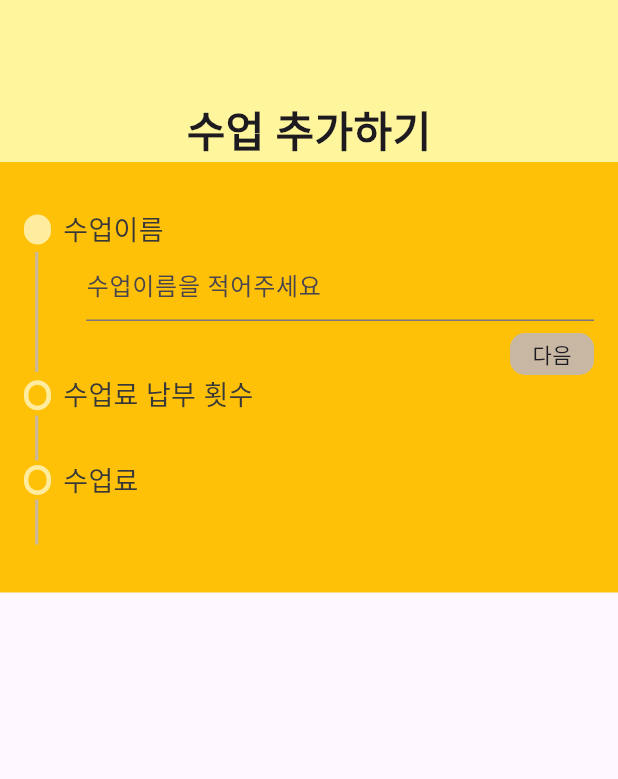
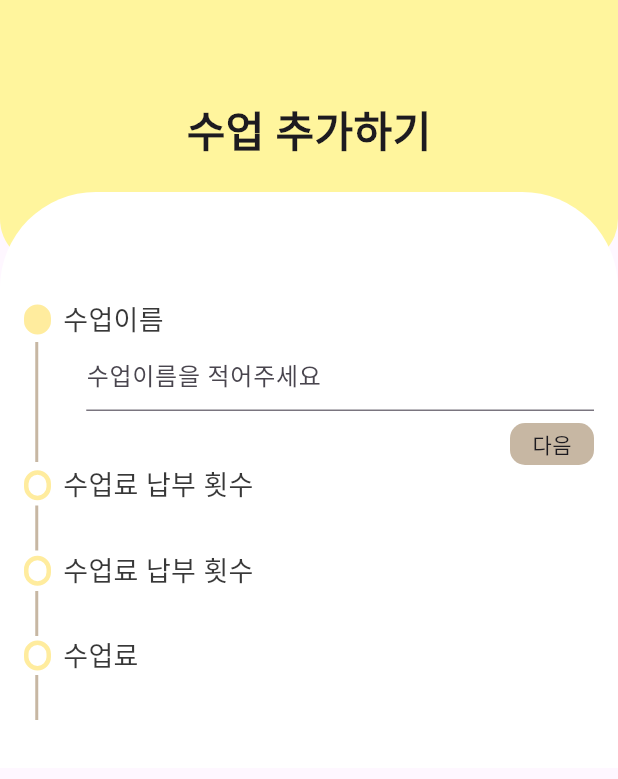
Before and after one commit to STUDULER/studuler_frontend, a Flutter app: the AddClassPage screen opened directly, on a phone screen of 412 x 824 dp, the part 111-890 px from its top. Run offline on Flutter 3.47's test engine with Material 3 defaults, Android fonts, the phone set to English and light mode, and no system bars; our stand-ins replace card_swiper, dio, flutter_secure_storage, google_sign_in; missing offline and left inert: kakao_flutter_sdk; accounts and stored records are empty.

Commit message:
add_class_tile 사용하기

```diff
--- a/lib/teacher/page/add_class_page.dart
+++ b/lib/teacher/page/add_class_page.dart
@@ -1,4 +1,5 @@
 import 'package:flutter/material.dart';
+import 'package:studuler/teacher/widget/add_class_tile.dart';
 
 import '../../common/util/gesture_dectector_hiding_keyboard.dart.dart';
 import '../../common/widget/background.dart';
@@ -81,68 +82,30 @@ class _AddClassPageState extends State<AddClassPage> {
                   fontWeight: FontWeight.bold,
                 ),
               ),
-              // const SizedBox(height: 70),
+              const SizedBox(height: 20),
               Container(
                 decoration: const BoxDecoration(
-                  color: Colors.amber
-                ),
+                    color: Colors.white,
+                    borderRadius:
+                        BorderRadius.vertical(top: Radius.circular(64))),
                 child: Padding(
                   padding:
                       const EdgeInsets.symmetric(vertical: 32, horizontal: 16),
                   child: Column(
                     crossAxisAlignment: CrossAxisAlignment.start,
                     children: [
-                      Row(
-                        children: [
-                          AnimatedContainer(
-                            duration: duration,
-                            curve: Curves.bounceInOut,
-                            width: 18,
-                            height: 20,
-                            decoration: BoxDecoration(
-                              border: Border.all(
-                                width: 3,
-                                color: const Color(0xffffec9e),
-                              ),
-                              borderRadius: BorderRadius.circular(20),
-                              color: currIndex == 0
-                                  ? const Color(0xffffec9e)
-                                  : Colors.white70,
-                            ),
-                          ),
-                          const Padding(
-                            padding: EdgeInsets.symmetric(horizontal: 8.0),
-                            child: Text(
-                              "수업이름",
-                              style: TextStyle(
-                                fontSize: 18,
-                                color: Color(0xff383838),
-                              ),
-                            ),
-                          ),
-                        ],
+                      const SizedBox(
+                        height: 40,
                       ),
-                      Row(
-                        children: [
-                          const SizedBox(
-                            width: 7.5,
-                          ),
-                          AnimatedContainer(
-                            curve: Curves.bounceInOut,
-                            duration: duration,
-                            width: 2,
-                            height: currIndex == 0 ? 80 : 30,
-                            color: const Color(0xFFC7B7A3),
-                          ),
-                          const SizedBox(
-                            width: 32,
-                          ),
-                          ClassNameInputTile(
-                            currIndex: currIndex,
-                            classNameController: classNameController,
-                            nextButton: nextButton,
-                          ),
-                        ],
+                      AddClassTile(
+                        currIdx: currIndex,
+                        positionIdx: 0,
+                        title: "수업이름",
+                        inputTile: ClassNameInputTile(
+                          currIndex: currIndex,
+                          classNameController: classNameController,
+                          nextButton: nextButton,
+                        ),
                       ),
                       Row(
                         children: [
@@ -196,6 +159,13 @@ class _AddClassPageState extends State<AddClassPage> {
                           ),
                         ],
                       ),
+                      AddClassTile(currIdx: currIndex, positionIdx: 1, title: "수업료 납부 횟수", inputTile:  ClassPriceInputTile(
+                            currIndex: currIndex,
+                            classNameController: numOfClassesToPayController,
+                            beforeButton: beforeButton,
+                            nextButton: nextButton,
+                          ),),
+
                       Row(
                         children: [
                           AnimatedContainer(
```
